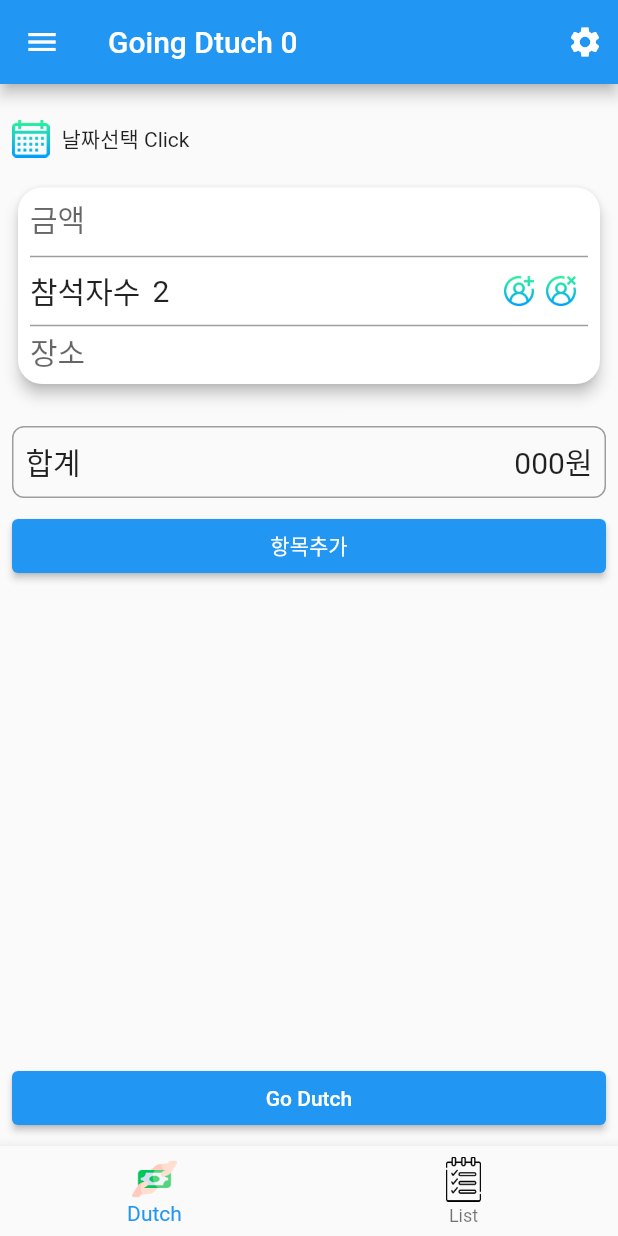
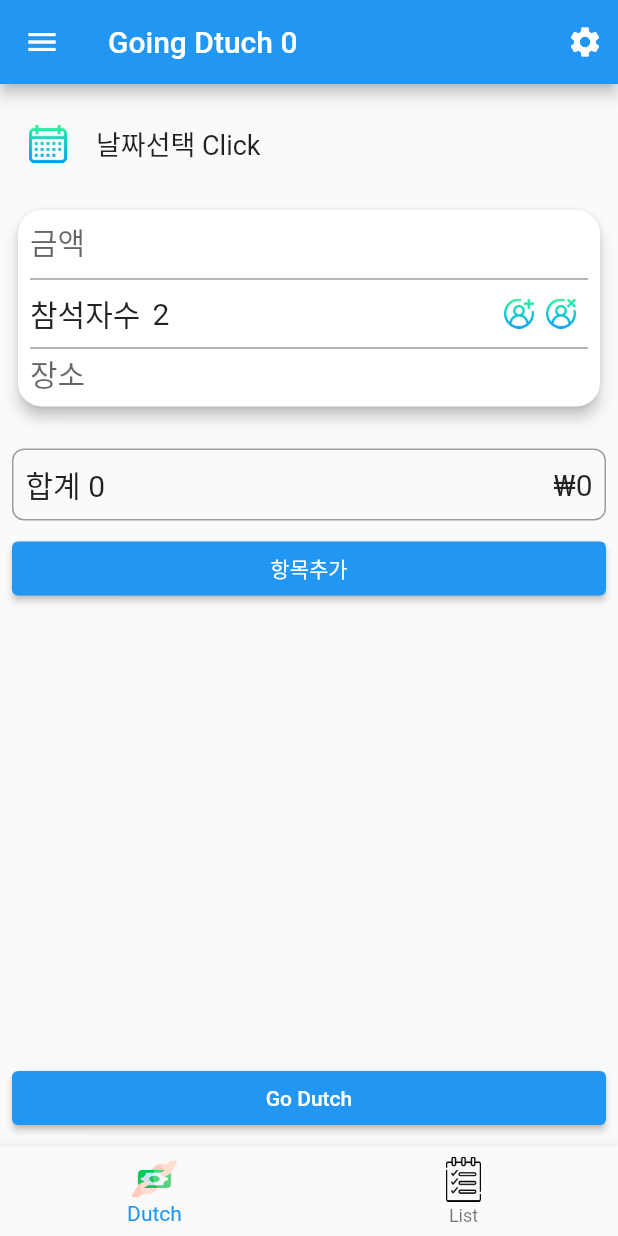
Before and after one commit to sirorong2/going_dutch, a Flutter app: the screen it shows after launch, on a phone screen of 412 x 824 dp. Run offline on Flutter 3.47's test engine with Material 2 defaults, Android fonts, the light colour scheme and no system bars; missing offline and left inert: kpostal.

Commit message:
2302041511

```diff
--- a/lib/screen/dutch_list.dart
+++ b/lib/screen/dutch_list.dart
@@ -1,48 +1,68 @@
 import 'package:flutter/material.dart';
+import 'package:intl/intl.dart';
 import 'package:kpostal/kpostal.dart';
 
 class DutchList extends StatefulWidget {
-
-  DutchList({Key? key}) : super(key: key);
+  const DutchList({Key? key}) : super(key: key);
 
   @override
   State<DutchList> createState() => _DutchListState();
 }
 
 class _DutchListState extends State<DutchList> {
-  int attendance=2;
-
-  int itemMaxCount=1;
+  int attendance = 2;
+  int itemMaxCount = 1;
+  int sum = 0;
 
   @override
   Widget build(BuildContext context) {
+    final formatCurrency =
+        NumberFormat.simpleCurrency(locale: "ko_KR", decimalDigits: 0);
+
     return ListView.builder(
+      keyboardDismissBehavior: ScrollViewKeyboardDismissBehavior.onDrag,
+      // 스크롤할 경우 키보드 dissmiss
       itemBuilder: (context, index) {
         return Column(
           crossAxisAlignment: CrossAxisAlignment.stretch,
           children: [
             _DutchItemCard(
+              sumChanged: sumChange,
             ),
-            SizedBox(height: 8.0,),
+            SizedBox(
+              height: 8.0,
+            ),
             if (index == itemMaxCount - 1)
               Column(
                 crossAxisAlignment: CrossAxisAlignment.stretch,
                 children: [
-                  SizedBox(height: 16.0,),
+                  SizedBox(
+                    height: 16.0,
+                  ),
                   Container(
-                    decoration: BoxDecoration(border: Border.all(color: Colors.grey),borderRadius: BorderRadius.circular(8.0)),
+                    decoration: BoxDecoration(
+                        border: Border.all(color: Colors.grey),
+                        borderRadius: BorderRadius.circular(8.0)),
                     child: Padding(
                       padding: const EdgeInsets.all(8.0),
                       child: Row(
                         mainAxisAlignment: MainAxisAlignment.spaceBetween,
                         children: [
-                          Text('합계',style: TextStyle(fontSize: 20.0),),
-                          Text('000원',style: TextStyle(fontSize: 20.0),),
+                          Text(
+                            '합계 $sum',
+                            style: TextStyle(fontSize: 20.0),
+                          ),
+                          Text(
+                            formatCurrency.format(sum),
+                            style: TextStyle(fontSize: 20.0),
+                          ),
                         ],
                       ),
                     ),
                   ),
-                  SizedBox(height: 8.0,),
+                  SizedBox(
+                    height: 8.0,
+                  ),
                   ElevatedButton(
                     onPressed: () {
                       setState(() {
@@ -59,19 +79,29 @@ class _DutchListState extends State<DutchList> {
       itemCount: itemMaxCount,
     );
   }
+
+  void sumChange(inputValue) {
+    setState(() {
+      int temp = int.parse(inputValue);
+      sum += temp;
+    });
+  }
 }
 
 class _DutchItemCard extends StatefulWidget {
+  final ValueChanged<String> sumChanged;
 
-  const _DutchItemCard({Key? key,}) : super(key: key);
+  const _DutchItemCard({
+    Key? key,
+    required this.sumChanged,
+  }) : super(key: key);
 
   @override
   State<_DutchItemCard> createState() => _DutchItemCardState();
 }
 
 class _DutchItemCardState extends State<_DutchItemCard> {
-  int attendance=2;
-
+  int attendance = 2;
   String postCode = '-';
   String address = '-';
 
@@ -86,7 +116,6 @@ class _DutchItemCardState extends State<_DutchItemCard> {
           crossAxisAlignment: CrossAxisAlignment.start,
           children: [
             TextField(
-
               textAlign: TextAlign.end,
               keyboardType: TextInputType.number,
               style: TextStyle(fontSize: 20.0),
@@ -99,6 +128,7 @@ class _DutchItemCardState extends State<_DutchItemCard> {
                 ),
                 suffixText: '원',
               ),
+              onChanged: widget.sumChanged,
             ),
             Divider(
               thickness: 1,
@@ -107,7 +137,6 @@ class _DutchItemCardState extends State<_DutchItemCard> {
             Row(
               mainAxisAlignment: MainAxisAlignment.spaceBetween,
               children: [
-
                 Row(
                   children: [
                     Text(
@@ -116,15 +145,19 @@ class _DutchItemCardState extends State<_DutchItemCard> {
                         fontSize: 20.0,
                       ),
                     ),
-                    SizedBox(width: 8.0,),
-                    Text('$attendance',style: TextStyle(fontSize: 20.0),),
+                    SizedBox(
+                      width: 8.0,
+                    ),
+                    Text(
+                      '$attendance',
+                      style: TextStyle(fontSize: 20.0),
+                    ),
                   ],
                 ),
-                Container(
-                  child: Row(
+                Row(
                   children: [
                     GestureDetector(
-                        onTap: (){
+                      onTap: () {
                         setState(() {
                           attendance++;
                         });
@@ -141,9 +174,9 @@ class _DutchItemCardState extends State<_DutchItemCard> {
                       width: 8.0,
                     ),
                     GestureDetector(
-                        onTap: (){
+                      onTap: () {
                         setState(() {
-                            if(attendance>2){
+                          if (attendance > 2) {
                             attendance--;
                           }
                         });
@@ -160,7 +193,6 @@ class _DutchItemCardState extends State<_DutchItemCard> {
                       width: 8.0,
                     ),
                   ],
-                  ),
                 ),
               ],
             ),
@@ -189,7 +221,9 @@ class _DutchItemCardState extends State<_DutchItemCard> {
                 border: InputBorder.none,
                 isCollapsed: true,
                 label: Text(
-                  this.postCode == '-' || this.address == '-' ? '장소' : this.address,
+                  this.postCode == '-' || this.address == '-'
+                      ? '장소'
+                      : this.address,
                   style: TextStyle(fontSize: 20.0),
                 ),
               ),
--- a/lib/screen/dutch_page.dart
+++ b/lib/screen/dutch_page.dart
@@ -10,15 +10,13 @@ class DutchPage extends StatefulWidget {
 }
 
 class _DutchPageState extends State<DutchPage> {
+  String? year;
+  String? month;
+  String? day;
+  String selectedDay = '';
+
   @override
   Widget build(BuildContext context) {
-    DateTime selectedDate = DateTime(
-      DateTime.now().year,
-      DateTime.now().month,
-      DateTime.now().day,
-    );
-
-    String? datePickerDate;
     final DateTime now = DateTime.now();
 
     return Padding(
@@ -27,58 +25,24 @@ class _DutchPageState extends State<DutchPage> {
         crossAxisAlignment: CrossAxisAlignment.stretch,
         children: [
           SizedBox(
-            height: 16.0,
+            height: 8.0,
           ),
           Row(
+
             children: [
-              GestureDetector(
-                onTap: () {
-                  showCupertinoDialog(
-                    context: context,
-                    barrierDismissible: true,
-                    builder: (BuildContext context) {
-                      return Align(
-                        alignment: Alignment.bottomCenter,
-                        child: Container(
-                          color: Colors.white,
-                          height: 200.0,
-                          child: CupertinoDatePicker(
-                            mode: CupertinoDatePickerMode.date,
-                            initialDateTime: selectedDate,
-                            onDateTimeChanged: (DateTime date) async {
-                              setState(() {
-                                print('datePickerDate = $datePickerDate');
-                                selectedDate = date;
-                                print('selectedDate = $selectedDate');
-                                datePickerDate =
-                                    '${selectedDate.year} ${selectedDate.month} ${selectedDate.day}';
-                                print('datePickerDate = $datePickerDate');
-                              });
-                            },
-                          ),
-                        ),
-                      );
-                    },
-                  );
-                },
-                child: Row(
-                  children: [
-                    Container(
-                      child: Image.asset(
-                        'assets/icons/calendar.png',
-                        width: 25.0,
-                        height: 25.0,
-                      ),
+              IconButton(
+                onPressed: onCalendarPressed,
+                icon: Image.asset('assets/icons/calendar.png',width: 25.0,height: 25.0,),
+              ),
+              SizedBox(
+                width: 8.0,
+              ),
+              selectedDay == ''
+                  ? Text('날짜선택 Click',style: TextStyle(fontSize: 18.0),)
+                  : Text(
+                      selectedDay!,
+                      style: TextStyle(fontSize: 20.0),
                     ),
-                    SizedBox(
-                      width: 8.0,
-                    ),
-                    datePickerDate == null
-                        ? Text('날짜선택 Click')
-                        : Text(datePickerDate),
-                  ],
-                ),
-              ),
             ],
           ),
           SizedBox(
@@ -95,4 +59,32 @@ class _DutchPageState extends State<DutchPage> {
       ),
     );
   }
+
+  onCalendarPressed() {
+    showCupertinoDialog(
+        barrierDismissible: true,
+        context: context,
+        builder: (BuildContext context) {
+          return Align(
+            alignment: Alignment.bottomCenter,
+            child: Container(
+              color: Colors.white,
+              height: 300.0,
+              child: CupertinoDatePicker(
+                mode: CupertinoDatePickerMode.date,
+                onDateTimeChanged: (DateTime value) {
+                  setState(() {
+                    year = value.year.toString();
+                    month = value.month.toString();
+                    day = value.day.toString();
+                    selectedDay = '${year}. ${month}. ${day}.';
+                    print(selectedDay);
+                  });
+                },
+              ),
+            ),
+          );
+        });
+  }
+
 }
--- a/pubspec.yaml
+++ b/pubspec.yaml
@@ -37,6 +37,7 @@ dependencies:
   # Use with the CupertinoIcons class for iOS style icons.
   cupertino_icons: ^1.0.5
   kpostal: ^0.5.1
+  intl: ^0.18.0
 
 dev_dependencies:
   flutter_test:
```
Also changed, not shown: pubspec.lock, 1 other file. Lines whose indentation alone changed are shown as unchanged.
